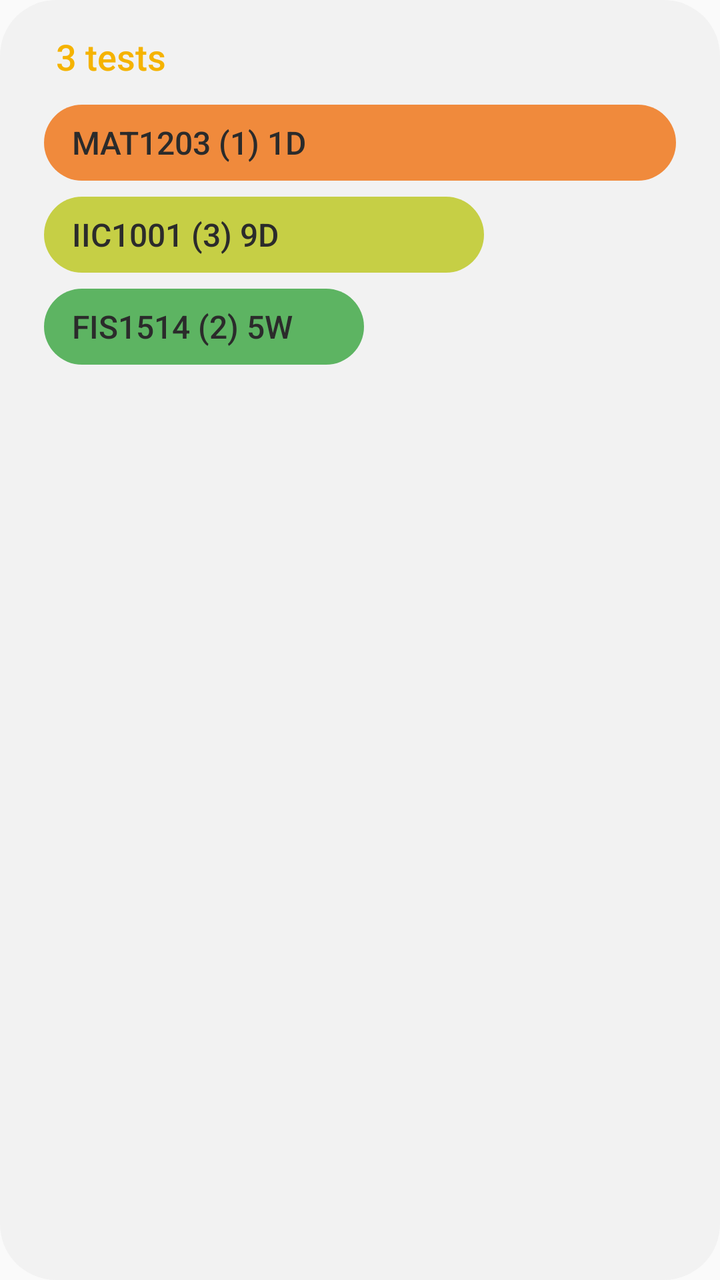
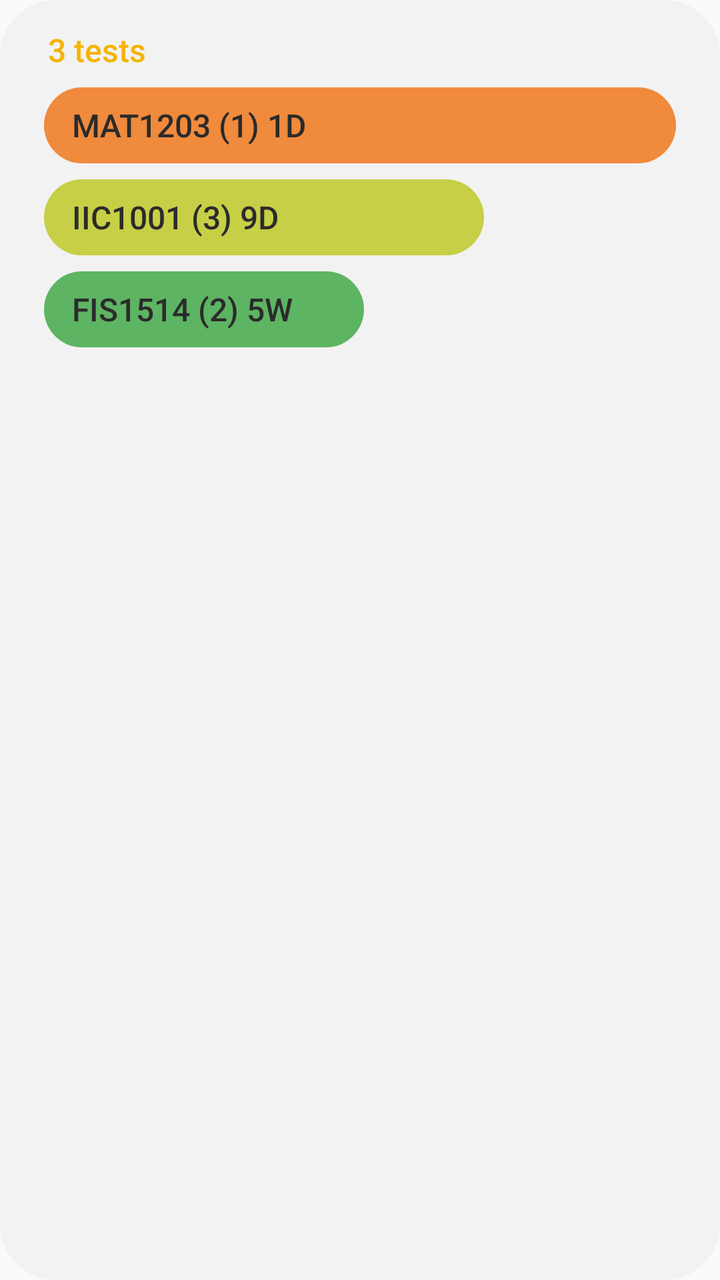

Compare the two renders of this Android layout. The source of the first and the diff that turns it into the second are given below.
<!-- AndroidManifest.xml: application theme AppTheme -->
<!-- res/layout/widget_preview.xml -->
<?xml version="1.0" encoding="utf-8"?>
<LinearLayout xmlns:android="http://schemas.android.com/apk/res/android"
    android:layout_width="match_parent"
    android:layout_height="match_parent"
    android:background="@drawable/widget_bg"
    android:orientation="vertical"
    android:paddingStart="@dimen/widget_padding_h"
    android:paddingTop="16dp"
    android:paddingEnd="@dimen/widget_padding_h"
    android:paddingBottom="10dp">

    <TextView
        android:layout_width="wrap_content"
        android:layout_height="wrap_content"
        android:paddingStart="6dp"
        android:paddingEnd="6dp"
        android:paddingBottom="8dp"
        android:text="@string/preview_title"
        android:textColor="@color/widget_title"
        android:fontFamily="sans-serif-medium"
        android:textSize="18sp" />

    <TextView
        style="@style/PreviewPill"
        android:layout_width="match_parent"
        android:backgroundTint="#F08A3C"
        android:text="@string/preview_row_1" />

    <TextView
        style="@style/PreviewPill"
        android:layout_width="220dp"
        android:backgroundTint="#C6CF45"
        android:text="@string/preview_row_2" />

    <TextView
        style="@style/PreviewPill"
        android:layout_width="160dp"
        android:backgroundTint="#5DB462"
        android:text="@string/preview_row_3" />
</LinearLayout>
<!-- resources referenced by this layout -->
<resources>
  <color name="widget_title">#F5B300</color>
  <dimen name="widget_padding_h">22dp</dimen>
  <!-- drawable widget_bg (drawable) -->
  <?xml version="1.0" encoding="utf-8"?>
  <shape xmlns:android="http://schemas.android.com/apk/res/android" android:shape="rectangle">
      <solid android:color="@color/widget_bg" />
      <corners android:radius="@dimen/widget_radius" />
  </shape>
  <string name="preview_row_1" translatable="false">MAT1203 (1)   1D</string>
  <string name="preview_row_2" translatable="false">IIC1001 (3)   9D</string>
  <string name="preview_row_3" translatable="false">FIS1514 (2)   5W</string>
  <string name="preview_title">3 tests</string>
  <style name="PreviewPill">
          <item name="android:layout_height">38dp</item>
          <item name="android:layout_marginTop">4dp</item>
          <item name="android:layout_marginBottom">4dp</item>
          <item name="android:background">@drawable/pill_bg</item>
          <item name="android:gravity">center_vertical</item>
          <item name="android:paddingStart">14dp</item>
          <item name="android:paddingEnd">14dp</item>
          <item name="android:textColor">#2B2B2B</item>
          <item name="android:textSize">16sp</item>
          <item name="android:fontFamily">sans-serif-medium</item>
      </style>
  <style name="AppTheme" parent="android:Theme.Material.Light.NoActionBar">
          <item name="android:colorAccent">#2E7D32</item>
          <item name="android:colorPrimary">#2E7D32</item>
      </style>
  <color name="widget_bg">#F2F2F2</color>
  <dimen name="widget_radius">26dp</dimen>
  <!-- drawable pill_bg (drawable) -->
  <?xml version="1.0" encoding="utf-8"?>
  <shape xmlns:android="http://schemas.android.com/apk/res/android" android:shape="rectangle">
      <solid android:color="#FFFFFF" />
      <corners android:radius="19dp" />
  </shape>
</resources>

<!-- the commit's change to res/layout/widget_preview.xml (unified diff, before → after) -->
@@ -5,20 +5,20 @@
     android:background="@drawable/widget_bg"
     android:orientation="vertical"
     android:paddingStart="@dimen/widget_padding_h"
-    android:paddingTop="16dp"
+    android:paddingTop="14dp"
     android:paddingEnd="@dimen/widget_padding_h"
     android:paddingBottom="10dp">
 
     <TextView
         android:layout_width="wrap_content"
         android:layout_height="wrap_content"
-        android:paddingStart="6dp"
-        android:paddingEnd="6dp"
-        android:paddingBottom="8dp"
+        android:paddingStart="2dp"
+        android:paddingEnd="2dp"
+        android:paddingBottom="4dp"
         android:text="@string/preview_title"
         android:textColor="@color/widget_title"
         android:fontFamily="sans-serif-medium"
-        android:textSize="18sp" />
+        android:textSize="16sp" />
 
     <TextView
         style="@style/PreviewPill"
